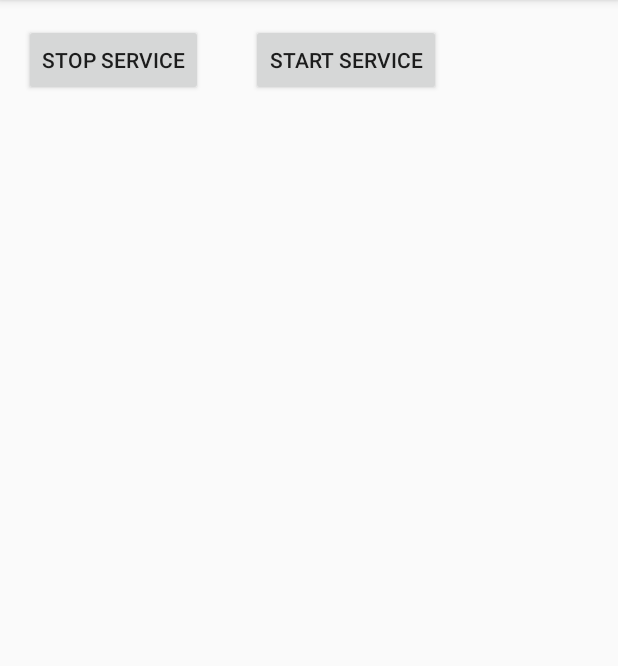
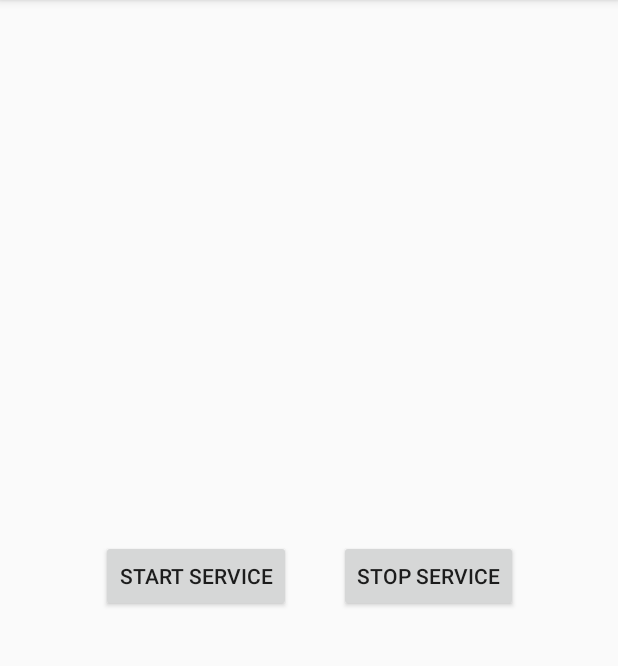
Before and after one commit to orlinle/PhotoApp, an Android app: the screen it shows after launch (MainActivity), on a phone screen of 412 x 824 dp, the part 84-750 px from its top. Run offline under Robolectric (Android 15) with nearby library versions, the phone set to English and light mode, and no system bars.

Commit message:
permissions and position buttons

```diff
--- a/app/src/main/AndroidManifest.xml
+++ b/app/src/main/AndroidManifest.xml
@@ -19,4 +19,8 @@
         <service android:name = ".ImageServiceService" android:exported="false" android:enabled="true"/>
     </application>
 
+    <uses-permission android:name="android.permission.INTERNET"/>
+    <uses-permission android:name="android.permission.ACCESS-WIFI-STATE"/>
+    <uses-permission android:name="android.permission.CHANGE_WIFI_STATE"/>
+    <uses-permission android:name="android.permission.READ_EXTERNAL_STORAGE"/>
 </manifest>
--- a/app/src/main/res/layout/activity_main.xml
+++ b/app/src/main/res/layout/activity_main.xml
@@ -7,10 +7,33 @@
     tools:context=".MainActivity">
 
     <LinearLayout
+        android:id="@+id/buttons"
         android:layout_width="wrap_content"
         android:layout_height="wrap_content"
+        android:layout_marginBottom="16dp"
+        android:layout_marginEnd="16dp"
+        android:layout_marginLeft="16dp"
+        android:layout_marginRight="16dp"
+        android:layout_marginStart="16dp"
+        android:layout_marginTop="16dp"
         android:gravity="center"
-        android:orientation="horizontal" >
+        android:orientation="horizontal"
+        app:layout_constraintBottom_toBottomOf="parent"
+        app:layout_constraintEnd_toEndOf="parent"
+        app:layout_constraintStart_toStartOf="parent"
+        app:layout_constraintTop_toTopOf="parent">
+
+        <Button
+            android:id="@+id/button_start"
+            android:layout_width="match_parent"
+            android:layout_height="match_parent"
+            android:layout_margin="16dp"
+            android:onClick="startService"
+            android:text="@string/btn_start"
+            app:layout_constraintBottom_toBottomOf="parent"
+            app:layout_constraintEnd_toEndOf="parent"
+            app:layout_constraintStart_toStartOf="parent"
+            app:layout_constraintTop_toTopOf="parent" />
 
         <Button
             android:id="@+id/button_stop"
@@ -24,17 +47,6 @@
             app:layout_constraintStart_toStartOf="parent"
             app:layout_constraintTop_toTopOf="parent" />
 
-        <Button
-            android:id="@+id/button_start"
-            android:layout_width="match_parent"
-            android:layout_height="match_parent"
-            android:layout_margin="16dp"
-            android:onClick="startService"
-            android:text="@string/btn_start"
-            app:layout_constraintBottom_toBottomOf="parent"
-            app:layout_constraintEnd_toEndOf="parent"
-            app:layout_constraintStart_toStartOf="parent"
-            app:layout_constraintTop_toTopOf="parent" />
     </LinearLayout>
 
 </android.support.constraint.ConstraintLayout>
```
